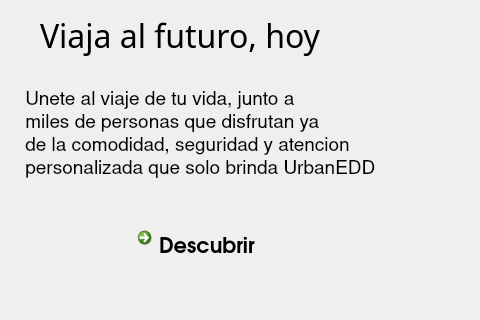
pablunsky/fuzzy-cat, file ClienteTickets/clientetickets.ui: the form before one commit; both pictures show x 0 to 480 and y 137 to 457 of the 735 by 457 pixel window.
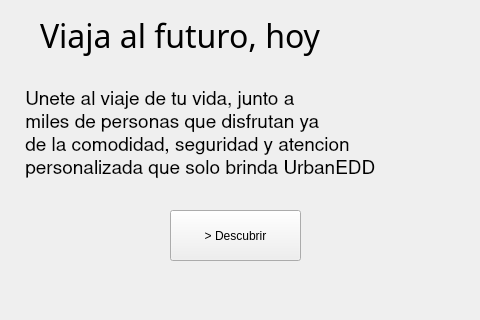
The form after the commit. The open tabs and pages were chosen to show the change.

What changed in the file:
```diff
--- a/ClienteTickets/clientetickets.ui
+++ b/ClienteTickets/clientetickets.ui
@@ -115,25 +115,17 @@
  personalizada que solo brinda UrbanEDD</string>
       </property>
      </widget>
-     <widget class="QCommandLinkButton" name="commandLinkButton">
+     <widget class="QPushButton" name="pushButton_5">
       <property name="geometry">
        <rect>
-        <x>130</x>
-        <y>340</y>
-        <width>177</width>
-        <height>41</height>
+        <x>170</x>
+        <y>330</y>
+        <width>131</width>
+        <height>51</height>
        </rect>
       </property>
-      <property name="font">
-       <font>
-        <family>URW Gothic L</family>
-        <pointsize>16</pointsize>
-        <weight>75</weight>
-        <bold>true</bold>
-       </font>
-      </property>
       <property name="text">
-       <string>Descubrir</string>
+       <string>&gt; Descubrir</string>
       </property>
      </widget>
     </widget>
```
Left out of the diff: 2 changed lines with no effect on the pictures.
